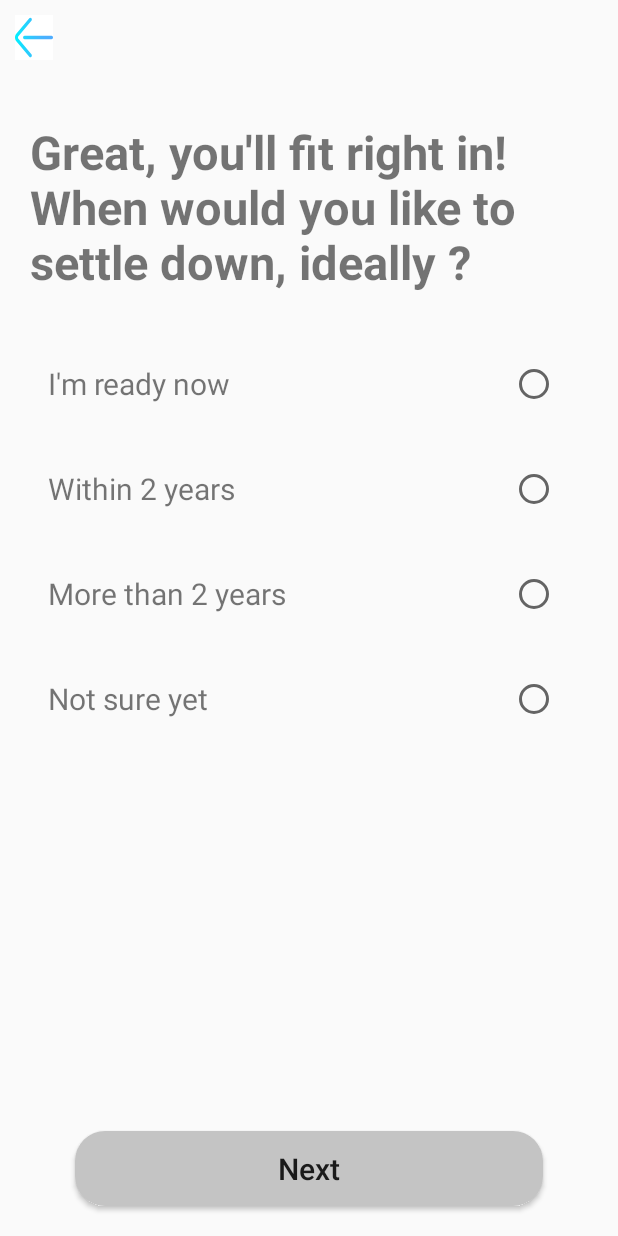
After one commit to happysiddharth/coffee-meets-bagel, an Android app: the SettlePeriod screen opened directly, with no data from a screen before it, on a phone screen of 412 x 824 dp. The commit adds this screen. Run offline under Robolectric (Android 15) with nearby library versions, the phone set to English and light mode, and no system bars.

Commit message:
four pages done

```diff
--- a/app/src/main/AndroidManifest.xml
+++ b/app/src/main/AndroidManifest.xml
@@ -9,6 +9,10 @@
         android:roundIcon="@mipmap/ic_launcher_round"
         android:supportsRtl="true"
         android:theme="@style/Theme.CoffeeMeetsBagel">
+        <activity android:name=".AddLocation"></activity>
+        <activity android:name=".BirthdayDate" />
+        <activity android:name=".SelectGender" />
+        <activity android:name=".SettlePeriod" />
         <activity android:name=".MainActivity">
             <intent-filter>
                 <action android:name="android.intent.action.MAIN" />
--- /dev/null
+++ b/app/src/main/java/com/example/coffeemeetsbagel/SettlePeriod.java
@@ -0,0 +1,14 @@
+package com.example.coffeemeetsbagel;
+
+import androidx.appcompat.app.AppCompatActivity;
+
+import android.os.Bundle;
+
+public class SettlePeriod extends AppCompatActivity {
+
+    @Override
+    protected void onCreate(Bundle savedInstanceState) {
+        super.onCreate(savedInstanceState);
+        setContentView(R.layout.activity_settle_period);
+    }
+}
--- /dev/null
+++ b/app/src/main/res/drawable/ic_left_arrow.xml
@@ -0,0 +1,25 @@
+<vector xmlns:android="http://schemas.android.com/apk/res/android"
+    xmlns:aapt="http://schemas.android.com/aapt"
+    android:width="25dp"
+    android:height="30dp"
+    android:viewportWidth="512"
+    android:viewportHeight="512">
+  <path
+      android:pathData="M206.984,480.011c-5.127,0 -10.253,-1.958 -14.161,-5.875L17.531,298.411c-23.377,-23.377 -23.377,-61.444 0.018,-84.839L192.824,37.864c7.801,-7.82 20.465,-7.835 28.286,-0.035c7.82,7.801 7.835,20.465 0.035,28.285L45.851,241.84c-7.815,7.815 -7.815,20.504 -0.018,28.302l175.311,175.742c7.801,7.82 7.785,20.484 -0.035,28.285C217.206,478.064 212.095,480.011 206.984,480.011zM512,256c0,-11.047 -8.954,-20.001 -20.001,-20.001H128.98c-11.047,0 -20.001,8.954 -20.001,20.001c0,11.047 8.954,20.001 20.001,20.001h363.018C503.045,276.001 512,267.046 512,256z">
+    <aapt:attr name="android:fillColor">
+      <gradient
+          android:startY="255.98709"
+          android:startX="-2.5009737E-7"
+          android:endY="255.98709"
+          android:endX="512.025"
+          android:type="linear">
+        <item android:offset="0" android:color="#FF00F2FE"/>
+        <item android:offset="0.021" android:color="#FF03EFFE"/>
+        <item android:offset="0.293" android:color="#FF24D2FE"/>
+        <item android:offset="0.554" android:color="#FF3CBDFE"/>
+        <item android:offset="0.796" android:color="#FF4AB0FE"/>
+        <item android:offset="1" android:color="#FF4FACFE"/>
+      </gradient>
+    </aapt:attr>
+  </path>
+</vector>
--- /dev/null
+++ b/app/src/main/res/drawable/rectangle_bg.xml
@@ -0,0 +1,9 @@
+<?xml version="1.0" encoding="utf-8"?>
+<shape xmlns:android="http://schemas.android.com/apk/res/android"
+    android:shape="rectangle">
+   <solid android:color="@color/grey"/>
+    <size android:height="50dp"
+        android:width="90dp"/>
+    <corners android:radius="20dp"/>
+
+</shape>
--- /dev/null
+++ b/app/src/main/res/layout/activity_settle_period.xml
@@ -0,0 +1,160 @@
+<?xml version="1.0" encoding="utf-8"?>
+<androidx.constraintlayout.widget.ConstraintLayout xmlns:android="http://schemas.android.com/apk/res/android"
+    xmlns:app="http://schemas.android.com/apk/res-auto"
+    xmlns:tools="http://schemas.android.com/tools"
+    android:layout_width="match_parent"
+    android:layout_height="match_parent"
+    tools:context=".SettlePeriod">
+
+    <TextView
+        android:id="@+id/tvSettle"
+        android:layout_width="match_parent"
+        android:layout_height="120dp"
+        android:layout_marginStart="20dp"
+        android:layout_marginLeft="20dp"
+        android:layout_marginTop="80dp"
+        android:textStyle="bold"
+        android:text="Great, you'll fit right in! When would you like to settle down, ideally ?"
+        android:textSize="31sp"
+        app:layout_constraintEnd_toEndOf="parent"
+        app:layout_constraintHorizontal_bias="0.0"
+        app:layout_constraintStart_toStartOf="parent"
+        app:layout_constraintTop_toTopOf="parent" />
+
+    <ImageButton
+        android:id="@+id/imageButton"
+        android:layout_width="wrap_content"
+        android:layout_height="wrap_content"
+        android:layout_margin="10dp"
+        android:background="@color/white"
+        app:layout_constraintStart_toStartOf="parent"
+        app:layout_constraintTop_toTopOf="parent"
+        android:src="@drawable/ic_left_arrow" />
+
+    <TextView
+        android:id="@+id/textView2"
+        android:layout_width="match_parent"
+        android:layout_height="50dp"
+        android:layout_marginStart="20dp"
+        android:layout_marginLeft="20dp"
+        android:layout_marginTop="30dp"
+        android:layout_marginEnd="20dp"
+        android:layout_marginRight="20dp"
+        android:padding="12dp"
+        android:textSize="20sp"
+        android:text="I'm ready now"
+        app:layout_constraintEnd_toEndOf="parent"
+        app:layout_constraintHorizontal_bias="1.0"
+        app:layout_constraintStart_toStartOf="parent"
+        app:layout_constraintTop_toBottomOf="@+id/tvSettle" />
+
+    <TextView
+        android:id="@+id/textView"
+        android:layout_width="match_parent"
+        android:layout_height="50dp"
+        android:layout_marginStart="20dp"
+        android:layout_marginLeft="20dp"
+        android:layout_marginTop="20dp"
+        android:layout_marginEnd="20dp"
+        android:layout_marginRight="30dp"
+        android:padding="12dp"
+        android:textSize="20sp"
+        android:text="Within 2 years"
+        app:layout_constraintEnd_toEndOf="parent"
+        app:layout_constraintStart_toStartOf="parent"
+        app:layout_constraintTop_toBottomOf="@+id/textView2" />
+
+    <RadioButton
+        android:id="@+id/radioButton4"
+        android:layout_width="wrap_content"
+        android:layout_height="wrap_content"
+        android:layout_marginTop="10dp"
+        android:padding="2dp"
+        app:layout_constraintEnd_toEndOf="@+id/textView2"
+        app:layout_constraintHorizontal_bias="0.952"
+        app:layout_constraintStart_toStartOf="@+id/textView2"
+        app:layout_constraintTop_toTopOf="@+id/textView2" />
+
+    <RadioButton
+        android:id="@+id/radioButton5"
+        android:layout_width="wrap_content"
+        android:layout_height="wrap_content"
+        android:layout_marginTop="10dp"
+        android:padding="2dp"
+        app:layout_constraintEnd_toEndOf="@+id/textView"
+        app:layout_constraintHorizontal_bias="0.952"
+        app:layout_constraintStart_toStartOf="@+id/textView"
+        app:layout_constraintTop_toTopOf="@+id/textView" />
+
+    <TextView
+        android:id="@+id/textView3"
+        android:layout_width="match_parent"
+        android:layout_height="50dp"
+        android:layout_marginStart="20dp"
+        android:layout_marginLeft="20dp"
+        android:layout_marginTop="20dp"
+        android:layout_marginEnd="20dp"
+        android:layout_marginRight="20dp"
+        android:padding="12dp"
+        android:text="More than 2 years"
+        android:textSize="20sp"
+        app:layout_constraintEnd_toEndOf="parent"
+        app:layout_constraintStart_toStartOf="parent"
+        app:layout_constraintTop_toBottomOf="@+id/textView" />
+
+    <RadioButton
+        android:id="@+id/radioButton6"
+        android:layout_width="wrap_content"
+        android:layout_height="wrap_content"
+        android:padding="2dp"
+        android:layout_marginTop="10dp"
+        app:layout_constraintEnd_toEndOf="@+id/textView3"
+        app:layout_constraintHorizontal_bias="0.952"
+        app:layout_constraintStart_toStartOf="@+id/textView3"
+        app:layout_constraintTop_toTopOf="@+id/textView3" />
+
+    <TextView
+        android:id="@+id/textView4"
+        android:layout_width="match_parent"
+        android:layout_height="50dp"
+        android:layout_marginStart="20dp"
+        android:layout_marginLeft="20dp"
+        android:layout_marginTop="20dp"
+        android:layout_marginEnd="20dp"
+        android:layout_marginRight="20dp"
+        android:text="Not sure yet"
+        android:padding="12dp"
+        android:textSize="20sp"
+        app:layout_constraintEnd_toEndOf="parent"
+        app:layout_constraintStart_toStartOf="parent"
+        app:layout_constraintTop_toBottomOf="@+id/textView3" />
+
+    <RadioButton
+        android:id="@+id/radioButton7"
+        android:layout_width="wrap_content"
+        android:layout_height="wrap_content"
+        android:padding="2dp"
+        android:layout_marginTop="10dp"
+        app:layout_constraintEnd_toEndOf="@+id/textView4"
+        app:layout_constraintHorizontal_bias="0.952"
+        app:layout_constraintStart_toStartOf="@+id/textView4"
+        app:layout_constraintTop_toTopOf="@+id/textView4" />
+
+    <Button
+        android:id="@+id/button4"
+        android:layout_width="match_parent"
+        android:layout_height="50dp"
+        android:layout_marginStart="50dp"
+        android:layout_marginLeft="50dp"
+        android:layout_marginEnd="50dp"
+        android:layout_marginRight="50dp"
+        android:layout_marginBottom="20dp"
+        android:textSize="20sp"
+        android:background="@drawable/rectangle_bg"
+        android:text="Next"
+        android:textAllCaps="false"
+        app:layout_constraintBottom_toBottomOf="parent"
+        app:layout_constraintEnd_toEndOf="parent"
+        app:layout_constraintStart_toStartOf="parent" />
+
+</androidx.constraintlayout.widget.ConstraintLayout>
--- a/app/src/main/res/values/colors.xml
+++ b/app/src/main/res/values/colors.xml
@@ -8,4 +8,5 @@
     <color name="black">#FF000000</color>
     <color name="white">#FFFFFFFF</color>
     <color name="appBlue">#5B6FD2</color>
+    <color name="grey">#C4C4C4</color>
 </resources>
```
Also changed, not shown: app/src/main/java/com/example/coffeemeetsbagel/AddLocation.java (added, +14 -0 lines), app/src/main/java/com/example/coffeemeetsbagel/BirthdayDate.java (added, +14 -0 lines), app/src/main/java/com/example/coffeemeetsbagel/SelectGender.java (added, +14 -0 lines), app/src/main/res/layout/activity_add_location.xml (added, +24 -0 lines), app/src/main/res/layout/activity_birthday_date.xml (added, +65 -0 lines), app/src/main/res/layout/activity_select_gender.xml (added, +107 -0 lines).
